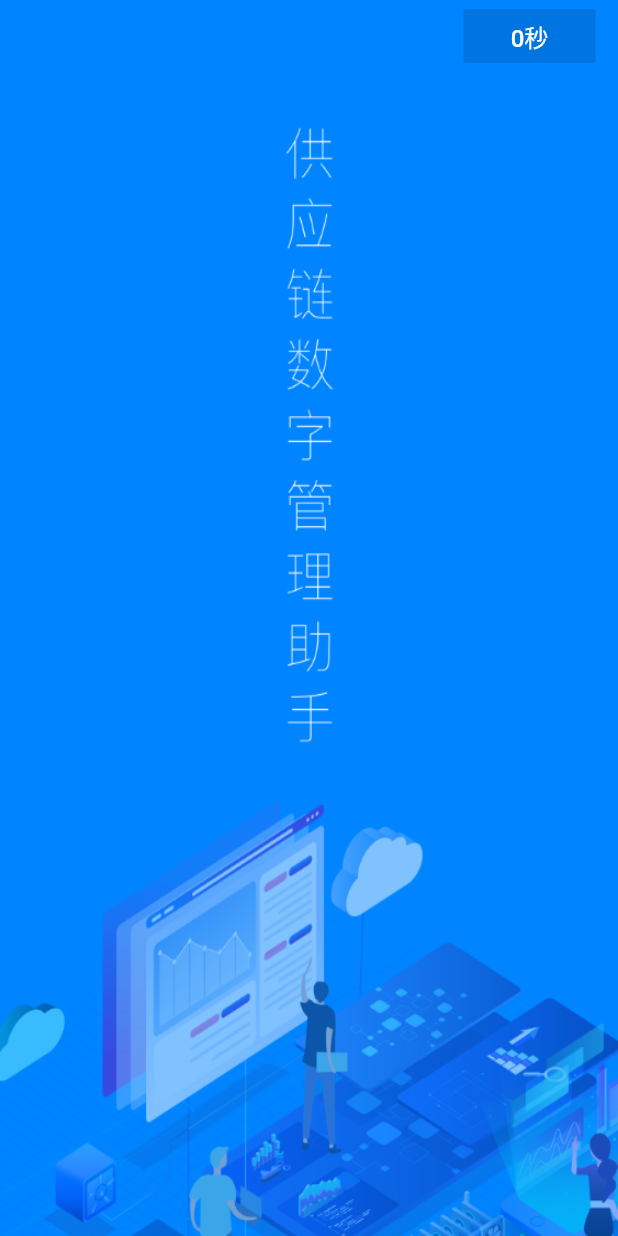
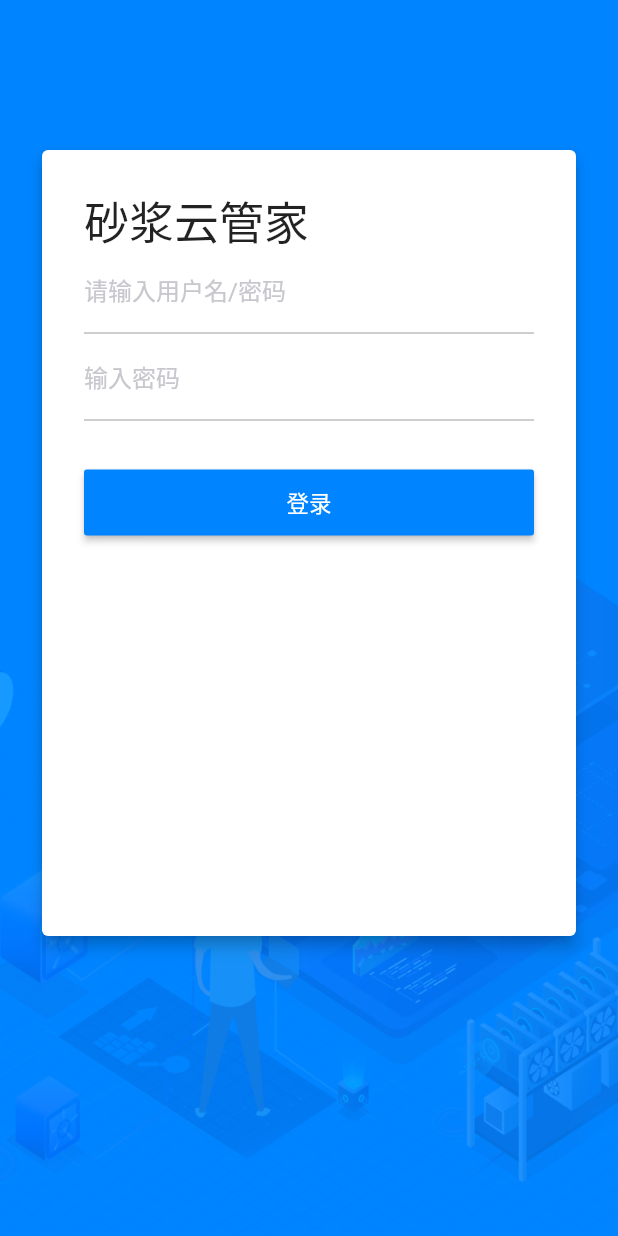
Before and after one commit to jieyu2333/flutter_saas, a Flutter app: the screen it shows after launch, on a phone screen of 412 x 824 dp. Run offline on Flutter 3.47's test engine with Material 2 defaults, Android fonts, the phone set to English and light mode, and no system bars.

Commit message:
登陆页面

```diff
--- a/lib/main.dart
+++ b/lib/main.dart
@@ -1,5 +1,5 @@
 import 'package:flutter/material.dart';
-import 'package:flutter_saas/splash.dart';
+import 'package:flutter_saas/view/splash.dart';
 
 void main() => runApp(MyApp());
 
--- /dev/null
+++ b/lib/view/login_page.dart
@@ -0,0 +1,103 @@
+import 'package:flutter/material.dart';
+
+class LoginPage extends StatefulWidget {
+  @override
+  _LoginPageState createState() => _LoginPageState();
+}
+
+class _LoginPageState extends State<LoginPage> {
+  @override
+  Widget build(BuildContext context) {
+    return Stack(
+      alignment: Alignment.topRight,
+      fit: StackFit.expand,
+      children: <Widget>[
+        Image.asset(
+          'images/bkg_login.png',
+          fit: BoxFit.fill,
+        ),
+        Container(
+          width: double.maxFinite,
+          child: Card(
+            elevation: 4,
+            margin: EdgeInsets.fromLTRB(28.0, 100.0, 28.0, 200.0),
+            child: Column(
+              crossAxisAlignment: CrossAxisAlignment.start,
+              children: <Widget>[
+                Padding(
+                  padding: const EdgeInsets.fromLTRB(28.0, 25.0, 0.0, 0.0),
+                  child: Text(
+                    '砂浆云管家',
+                    style: TextStyle(
+                      fontSize: 30,
+                    ),
+                  ),
+                ),
+                Padding(
+                  padding: const EdgeInsets.fromLTRB(28.0, 0.0, 28.0, 0.0),
+                  child: TextField(
+                    decoration: InputDecoration(
+                      border: InputBorder.none,
+                      hintText: '请输入用户名/密码',
+                      hintStyle: TextStyle(
+                        color: Color(0XFFC7C7CD),
+                        fontSize: 16.0,
+                      ),
+                    ),
+                  ),
+                ),
+                Padding(
+                  padding: const EdgeInsets.fromLTRB(28.0, 0.0, 28.0, 0.0),
+                  child: Divider(
+                    height: 10.0,
+                    indent: 0.0,
+                    color: Colors.grey,
+                  ),
+                ),
+                Padding(
+                  padding: const EdgeInsets.fromLTRB(28.0, 0.0, 28.0, 0.0),
+                  child: TextField(
+                    decoration: InputDecoration(
+                      border: InputBorder.none,
+                      hintText: '输入密码',
+                      hintStyle: TextStyle(
+                        color: Color(0XFFC7C7CD),
+                        fontSize: 16.0,
+                      ),
+                    ),
+                  ),
+                ),
+                Padding(
+                  padding: const EdgeInsets.fromLTRB(28.0, 0.0, 28.0, 0.0),
+                  child: Divider(
+                    height: 10.0,
+                    indent: 0.0,
+                    color: Colors.grey,
+                  ),
+                ),
+                Padding(
+                  padding: const EdgeInsets.all(28.0),
+                  child: SizedBox(
+                    width: double.maxFinite,
+                    height: 44.0,
+                    child: RaisedButton(
+                      textColor: Colors.white,
+                      color: Color(0xFF0084FF),
+                      onPressed: () {},
+                      child: Text(
+                        '登录',
+                        style: TextStyle(
+                          fontSize: 15,
+                        ),
+                      ),
+                    ),
+                  ),
+                )
+              ],
+            ),
+          ),
+        ),
+      ],
+    );
+  }
+}
--- a/lib/splash.dart
+++ b/lib/view/splash.dart
@@ -1,5 +1,7 @@
 import 'package:flutter/material.dart';
 import 'dart:async';
+
+import 'package:flutter_saas/view/login_page.dart';
 
 class SplashPage extends StatefulWidget {
   @override
@@ -17,7 +19,7 @@ class _SplashPageState extends State<SplashPage> {
           if (_countdownTime < 1) {
             _timer.cancel();
             print('结束时间：$_countdownTime');
-            goHome();
+            goLogin();
           } else {
             _countdownTime = _countdownTime - 1;
           }
@@ -26,13 +28,21 @@ class _SplashPageState extends State<SplashPage> {
     _timer = Timer.periodic(oneSec, callback);
   }
 
-  void goHome() {
-    print('跳转主页面');
+  ///跳转登陆页面
+  void goLogin() {
+    Navigator.push(
+      context,
+      MaterialPageRoute(builder: (context) => LoginPage()),
+    );
   }
 
   @override
   void dispose() {
     super.dispose();
+    cancelTimer();
+  }
+
+  void cancelTimer(){
     if (_timer != null) {
       _timer.cancel();
     }
@@ -76,7 +86,8 @@ class _SplashPageState extends State<SplashPage> {
                   splashColor: Colors.black12,
                   elevation: 0.0,
                   onPressed: () {
-                    goHome();
+                    cancelTimer();
+                    goLogin();
                   },
                   child: Text(
                     '$_countdownTime秒',
```
Also changed, not shown: images/bkg_login.png (added).
